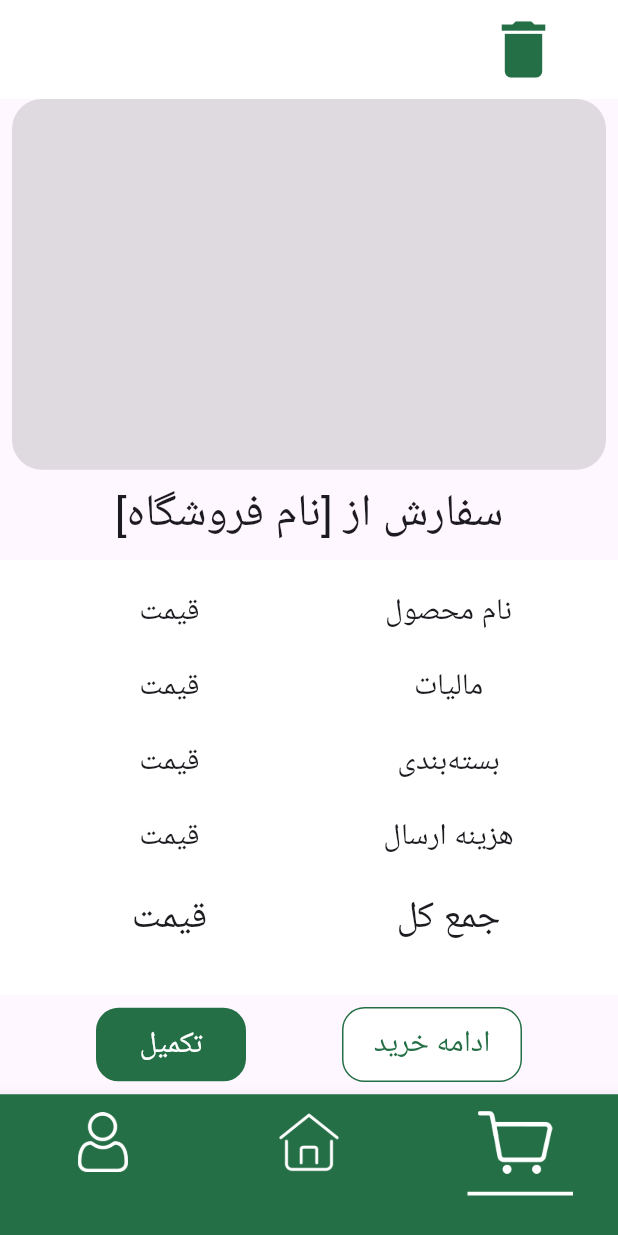
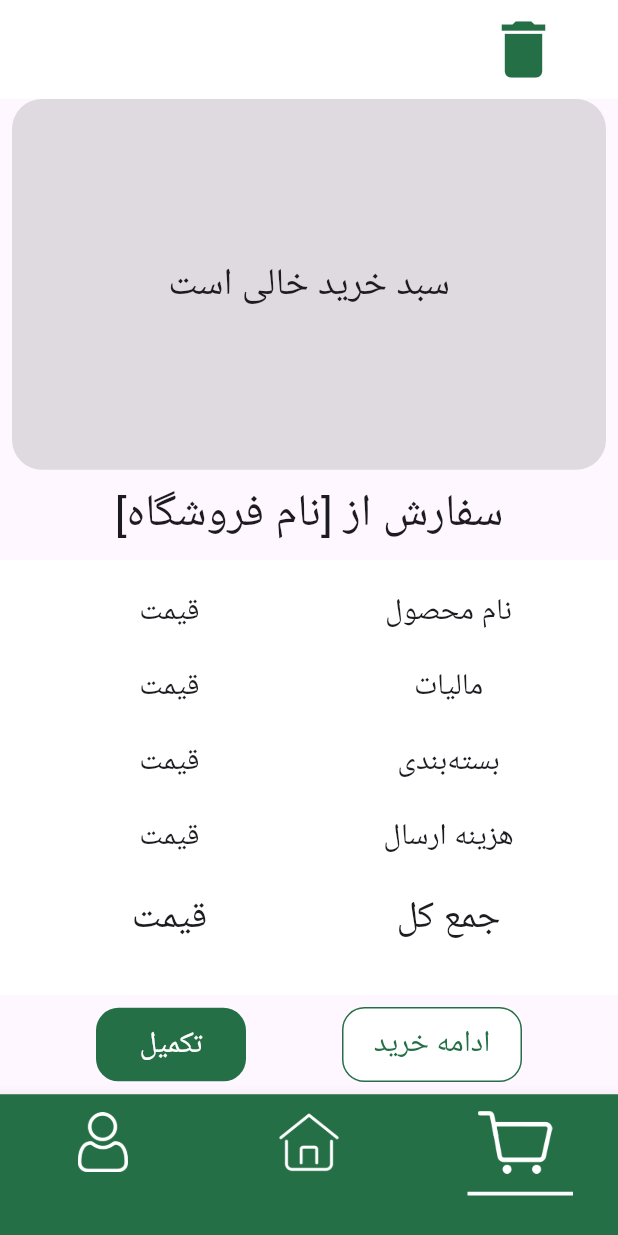
Before and after one commit to MohammadHuseyn/blink, a Flutter app: the screen it shows after launch, item 3 of the bottom bar chosen, on a phone screen of 412 x 824 dp. Run offline on Flutter 3.47's test engine with Material 3 defaults, Android fonts, the phone set to English and light mode, and no system bars; our stand-ins replace flutter_map, flutter_native_splash, latlong2; network calls fail; Roboto replaces fonts that are missing (shabnam).

Commit message:
order status / some bug fixed

```diff
--- a/lib/pages/Chat.dart
+++ b/lib/pages/Chat.dart
@@ -12,6 +12,9 @@ class _ChatPageState extends State<ChatPage> {
   @override
   Widget build(BuildContext context) {
     return Scaffold(
+      appBar: AppBar(
+        backgroundColor: Color(0xFF256F46),
+      ),
       body: Container(
         decoration: BoxDecoration(
             image: DecorationImage(
--- a/lib/pages/Home.dart
+++ b/lib/pages/Home.dart
@@ -1,3 +1,4 @@
+import 'package:blink/pages/Chat.dart';
 import 'package:blink/pages/OrderStatus.dart';
 import 'package:blink/pages/StorePage.dart';
 
@@ -170,7 +171,8 @@ class _HomeState extends State<Home> {
           ],
         ),
         body: _currentIndex == 0
-            ? Container(
+            ? SingleChildScrollView(
+              child: Container(
                   child: Column(
                     children: [
                       // Expanded(child: Container()),
@@ -226,22 +228,22 @@ class _HomeState extends State<Home> {
                           ],
                         ),
                       ),
-                    Padding(
-                      padding: const EdgeInsets.only(bottom: 30),
-                      child: Divider(
-                        color: Colors.black,
-                        indent: 20,
-                        endIndent: 20,
-                      ),
-                    ),
                       GestureDetector(
                         behavior: HitTestBehavior.translucent,
                         onTap: () {
                           print("tapped");
                         },
                         child: Container(
+                          margin: EdgeInsets.only(right: 20, left: 20),
+                          padding: EdgeInsets.symmetric(vertical: 40),
+
+                          decoration: BoxDecoration(
+                            border: Border(
+                              top: BorderSide(color: Colors.grey),
+                            )
+                          ),
                           width: MediaQuery.of(context).size.width,
-                        height: MediaQuery.of(context).size.height * 0.03,
+                          // height: MediaQuery.of(context).size.height * 0.03,
                           child: Center(
                             child: Text(
                               "تخفیف‌ها",
@@ -251,22 +253,22 @@ class _HomeState extends State<Home> {
                           ),
                         ),
                       ),
-                    Padding(
-                      padding: const EdgeInsets.only(bottom: 20, top: 30),
-                      child: Divider(
-                        color: Colors.black,
-                        indent: 20,
-                        endIndent: 20,
-                      ),
-                    ),
                       GestureDetector(
                         behavior: HitTestBehavior.translucent,
                         onTap: () {
                           print("tapped");
                         },
                         child: Container(
+                          margin: EdgeInsets.only(right: 20, left: 20),
+                          padding: EdgeInsets.symmetric(vertical: 40),
+
+                          decoration: BoxDecoration(
+                              border: Border(
+                                top: BorderSide(color: Colors.grey),
+                              )
+                          ),
                           width: MediaQuery.of(context).size.width,
-                        height: MediaQuery.of(context).size.height * 0.03,
+                          // height: MediaQuery.of(context).size.height * 0.03,
                           child: Center(
                             child: Text(
                               "تاریخچه سفارش‌ها",
@@ -276,22 +278,22 @@ class _HomeState extends State<Home> {
                           ),
                         ),
                       ),
-                    Padding(
-                      padding: const EdgeInsets.only(bottom: 20, top: 30),
-                      child: Divider(
-                        color: Colors.black,
-                        indent: 20,
-                        endIndent: 20,
-                      ),
-                    ),
                       GestureDetector(
                         behavior: HitTestBehavior.translucent,
                         onTap: () {
-                        print("tapped");
+                          // print("tapped");
+                          Navigator.push(context, MaterialPageRoute(builder: (context) => ChatPage()));
                         },
                         child: Container(
+                          margin: EdgeInsets.only(right: 20, left: 20),
+                          padding: EdgeInsets.symmetric(vertical: 40),
+                          decoration: BoxDecoration(
+                              border: Border(
+                                top: BorderSide(color: Colors.grey),
+                              )
+                          ),
                           width: MediaQuery.of(context).size.width,
-                        height: MediaQuery.of(context).size.height * 0.03,
+                          // height: MediaQuery.of(context).size.height * 0.03,
                           child: Center(
                             child: Text(
                               "ارتباط با پشتیبانی",
@@ -301,14 +303,7 @@ class _HomeState extends State<Home> {
                           ),
                         ),
                       ),
-                    Padding(
-                      padding: const EdgeInsets.only(bottom: 20, top: 30),
-                      child: Divider(
-                        color: Colors.black,
-                        indent: 20,
-                        endIndent: 20,
-                      ),
-                    ),
+
                       GestureDetector(
                         behavior: HitTestBehavior.translucent,
                         onTap: () {
@@ -318,8 +313,16 @@ class _HomeState extends State<Home> {
                               MaterialPageRoute(builder: (context) => Login()));
                         },
                         child: Container(
+                          margin: EdgeInsets.only(right: 20, left: 20, bottom: 40),
+                          padding: EdgeInsets.symmetric(vertical: 40),
+                          decoration: BoxDecoration(
+                              border: Border(
+                                top: BorderSide(color: Colors.grey),
+                                bottom: BorderSide(color: Colors.grey),
+                              )
+                          ),
                           width: MediaQuery.of(context).size.width,
-                        height: MediaQuery.of(context).size.height * 0.03,
+                          // height: MediaQuery.of(context).size.height * 0.03,
                           child: Center(
                             child: Text(
                               "خروج",
@@ -327,14 +330,6 @@ class _HomeState extends State<Home> {
                                   TextStyle(fontFamily: 'shabnam', fontSize: 20),
                             ),
                           ),
-                      ),
-                    ),
-                    Padding(
-                      padding: const EdgeInsets.only(bottom: 20, top: 30),
-                      child: Divider(
-                        color: Colors.black,
-                        indent: 20,
-                        endIndent: 20,
                         ),
                       ),
                       // Expanded(child: Container())
@@ -356,6 +351,7 @@ class _HomeState extends State<Home> {
                             color: Color(0xFF1C5334)),
                       )
                     ],
+                  ),
                 ),
             )
             : _currentIndex == 1
@@ -804,7 +800,11 @@ class _HomeState extends State<Home> {
                               height: MediaQuery.of(context).size.height * 0.3,
                               child: Padding(
                                 padding: const EdgeInsets.all(8.0),
-                                child: ListView.builder(
+                                child: global.card.length == 0?
+                                Container(
+                                  width: MediaQuery.of(context).size.width,
+                                    child: Center(child: Text("سبد خرید خالی است", style: TextStyle(fontSize: 25),))) :
+                                ListView.builder(
                                   itemCount: global.card.length,
                                   itemBuilder: (context, i) {
                                     return Padding(
--- a/lib/pages/OrderStatus.dart
+++ b/lib/pages/OrderStatus.dart
@@ -47,13 +47,13 @@ class _OrderStatusState extends State<OrderStatus> {
               ImageIcon(
                 AssetImage("images/deliverd.png"),
                 size: 50,
-                color: status == 4 ? Color(0xFF256f46) : Color(0xFFCFDED6),
+                color: status >= 4 ? Color(0xFF256f46) : Color(0xFFCFDED6),
               ),
               Text(
                 " ... ",
                 style: TextStyle(
                   fontSize: 40,
-                  color: status == 4 ? Color(0xFF256f46) : Color(0xFFCFDED6),
+                  color: status >= 4 ? Color(0xFF256f46) : Color(0xFFCFDED6),
                 ),
               ),
               ImageIcon(
```
Also changed, not shown: images/boxing.png (added), images/deliverd.png (added), images/delivery.png (added), images/packing.png (added). Lines whose indentation alone changed are shown as unchanged.
